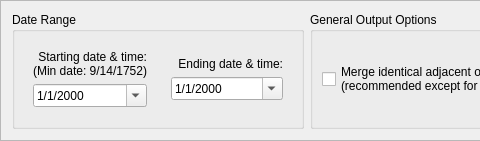
Before: the Qt Designer form NewGeneUI/NewGene/Widgets/CreateOutput/SelectVariables/timerangebox.ui in daniel347x/newgene, drawn with Qt 5; both pictures show x 0 to 480 and y 0 to 141 of the 973 by 141 pixel window.
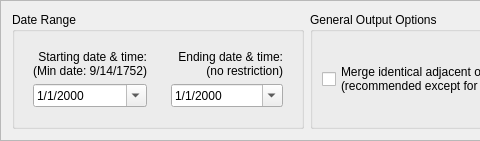
After: the same form once the commit is applied. Custom widgets are drawn as their Qt base class.

Commit message: Add "(no restriction)" to ending date/time widget caption

What changed in the file:
```diff
--- a/NewGeneUI/NewGene/Widgets/CreateOutput/SelectVariables/timerangebox.ui
+++ b/NewGeneUI/NewGene/Widgets/CreateOutput/SelectVariables/timerangebox.ui
@@ -153,7 +153,8 @@
                   </size>
                  </property>
                  <property name="text">
-                  <string>  Ending date &amp; time:</string>
+                  <string>  Ending date &amp; time:
+(no restriction)</string>
                  </property>
                  <property name="alignment">
                   <set>Qt::AlignRight|Qt::AlignTrailing|Qt::AlignVCenter</set>
```
